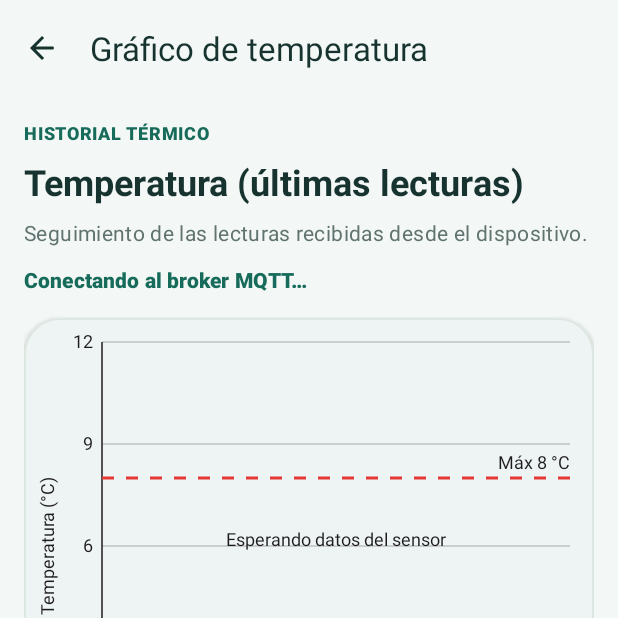
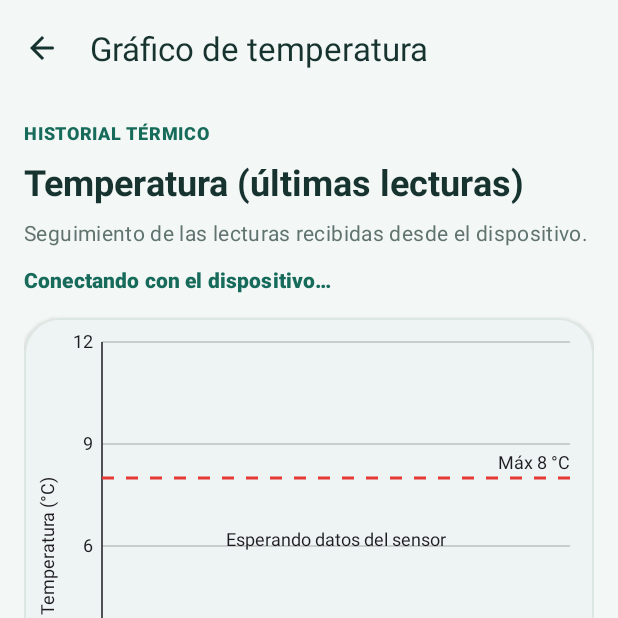
Before and after one commit to UNLAM-SOA/2026-SOA-Q2-L4, an Android app: the screen it shows after launch (GraficoActivity), after a tap on "Ver gráfico de temperatura", on a phone screen of 412 x 824 dp, the top half of it. Run offline under Robolectric (Android 15) with nearby library versions, the phone set to English and light mode, and no system bars; 1 statement that could not run was skipped.

Commit message:
ui: adaptar mensajes y estados de la interfaz a lenguaje claro para el usuario
- Traduce los estados crudos de la FSM (ST_...) a descripciones comprensibles con formato de viñetas en alertas combinadas.
- Reemplaza tecnicismos de infraestructura (Broker MQTT, suscripciones) por términos orientados al usuario (conexión con el dispositivo).
- Implementa obtenerTextoEstado() en MainActivity para mapear los tópicos recibidos a los nuevos recursos de texto.

```diff
--- a/Android/Proyecto_sin_Vibecoding/app/src/main/res/values/strings.xml
+++ b/Android/Proyecto_sin_Vibecoding/app/src/main/res/values/strings.xml
@@ -12,18 +12,18 @@
     <string name="estado_actual">Estado: %1$s</string>
     <string name="temperatura_inicial">Esperando lectura del sensor…</string>
     <string name="temperatura_actual">%1$.1f °C</string>
-    <string name="conexion_conectando">Conectando al broker MQTT…</string>
-    <string name="conexion_conectado">Broker MQTT conectado</string>
-    <string name="conexion_reconectando">Conexión perdida; intentando reconectar…</string>
-    <string name="conexion_error">No se pudo conectar al broker MQTT</string>
-    <string name="conexion_error_suscripcion">Conectado, pero no se pudieron suscribir los datos</string>
+    <string name="conexion_conectando">Conectando con el dispositivo…</string>
+    <string name="conexion_conectado">Conexión establecida</string>
+    <string name="conexion_reconectando">Conexión perdida; reconectando…</string>
+    <string name="conexion_error">Sin conexión con el dispositivo</string>
+    <string name="conexion_error_suscripcion">Error al sincronizar lecturas</string>
     <string name="conexion_dato_invalido">Se recibió una lectura de temperatura no válida</string>
     <string name="boton_silenciar">Silenciar alarma</string>
     <string name="boton_grafico">Ver gráfico de temperatura</string>
     <string name="boton_reactivar">Reactivar alarma</string>
     <string name="msg_comando_enviado">Comando %1$s enviado</string>
-    <string name="msg_error_broker">No se pudo enviar el comando al broker</string>
-    <string name="msg_error_conexion_broker">No se pudo conectar al broker</string>
+    <string name="msg_error_broker">No se pudo enviar la orden al dispositivo</string>
+    <string name="msg_error_conexion_broker">No se pudo establecer conexión</string>
     <string name="titulo_grafico">Temperatura (últimas lecturas)</string>
     <string name="titulo_barra_grafico">Gráfico de temperatura</string>
     <string name="etiqueta_historial">HISTORIAL TÉRMICO</string>
@@ -42,4 +42,16 @@
     <string name="canal_monitoreo_nombre">Monitoreo de temperatura</string>
     <string name="notificacion_monitoreo_titulo">Smart Insulin Guardian</string>
     <string name="notificacion_monitoreo_texto">Recibiendo temperaturas del dispositivo</string>
+
+    <!-- Estados de la FSM para el usuario -->
+    <string name="estado_fsm_init">Iniciando monitoreo…</string>
+    <string name="estado_fsm_error">Error de sensor</string>
+    <string name="estado_fsm_seguro">Seguro</string>
+    <string name="estado_fsm_temp">ALERTA:\n• Temperatura elevada</string>
+    <string name="estado_fsm_luz">ALERTA:\n• Luz detectada</string>
+    <string name="estado_fsm_puerta">ALERTA:\n• Puerta abierta</string>
+    <string name="estado_fsm_temp_luz">ALERTA:\n• Temperatura elevada\n• Luz detectada</string>
+    <string name="estado_fsm_temp_puerta">ALERTA:\n• Puerta abierta\n• Temperatura elevada</string>
+    <string name="estado_fsm_luz_puerta">ALERTA:\n• Puerta abierta\n• Luz detectada</string>
+    <string name="estado_fsm_completo">ALERTA CRÍTICA:\n• Puerta abierta\n• Temperatura elevada\n• Luz detectada</string>
 </resources>
```
Also changed, not shown: Android/Proyecto_sin_Vibecoding/app/src/main/java/com/example/smartinsulinguardian/MainActivity.java (+43 -1 lines).
